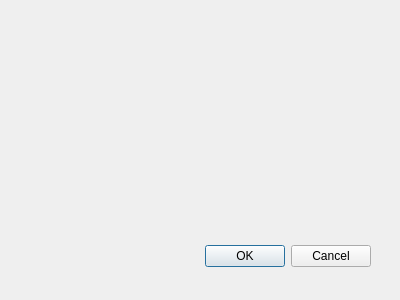
Qt form src/imagepropertiesdialog.ui (PhotoFlare/photoflare) before a commit.
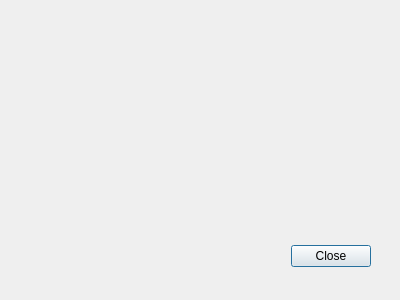
The same form after that commit.

What changed in the file:
```diff
--- a/src/imagepropertiesdialog.ui
+++ b/src/imagepropertiesdialog.ui
@@ -28,7 +28,7 @@
     <enum>Qt::Horizontal</enum>
    </property>
    <property name="standardButtons">
-    <set>QDialogButtonBox::Cancel|QDialogButtonBox::Ok</set>
+    <set>QDialogButtonBox::Close</set>
    </property>
   </widget>
  </widget>
```
Left out of the diff: 7 changed lines with no effect on the pictures.
